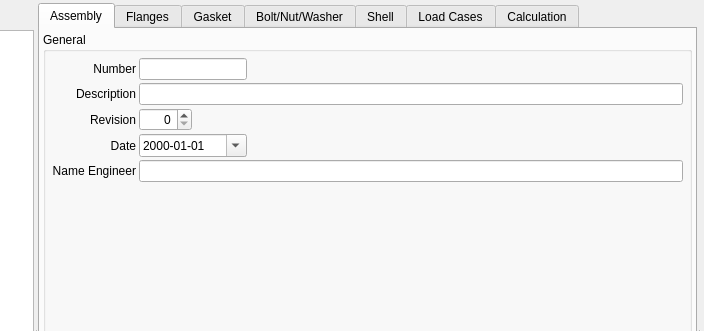
hermixy/biluna, file pcalc/src/gui/pcalc_en1591widget.ui: the form before one commit; both pictures show x 226 to 930 and y 0 to 331 of the 930 by 673 pixel window.
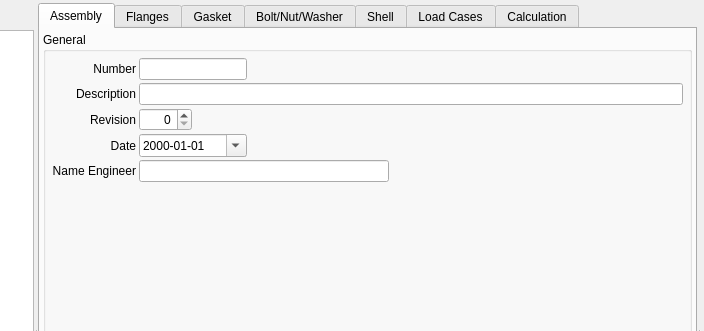
The form after the commit. The open tabs and pages were chosen to show the change. Icons and pictures are not drawn. Custom widgets are drawn as their Qt base class.

Commit message: PCALC cosmetics

```diff
--- a/pcalc/src/gui/pcalc_en1591widget.ui
+++ b/pcalc/src/gui/pcalc_en1591widget.ui
@@ -228,7 +228,14 @@
              <widget class="QLineEdit" name="leNumber"/>
             </item>
             <item row="4" column="1" colspan="3">
-             <widget class="QLineEdit" name="leNameEngineer"/>
+             <widget class="QLineEdit" name="leNameEngineer">
+              <property name="maximumSize">
+               <size>
+                <width>250</width>
+                <height>16777215</height>
+               </size>
+              </property>
+             </widget>
             </item>
             <item row="2" column="1">
              <widget class="QSpinBox" name="sbRevision">
```
Left out of the diff: 32 changed lines with no effect on the pictures. The commit also changes 6 other files.
